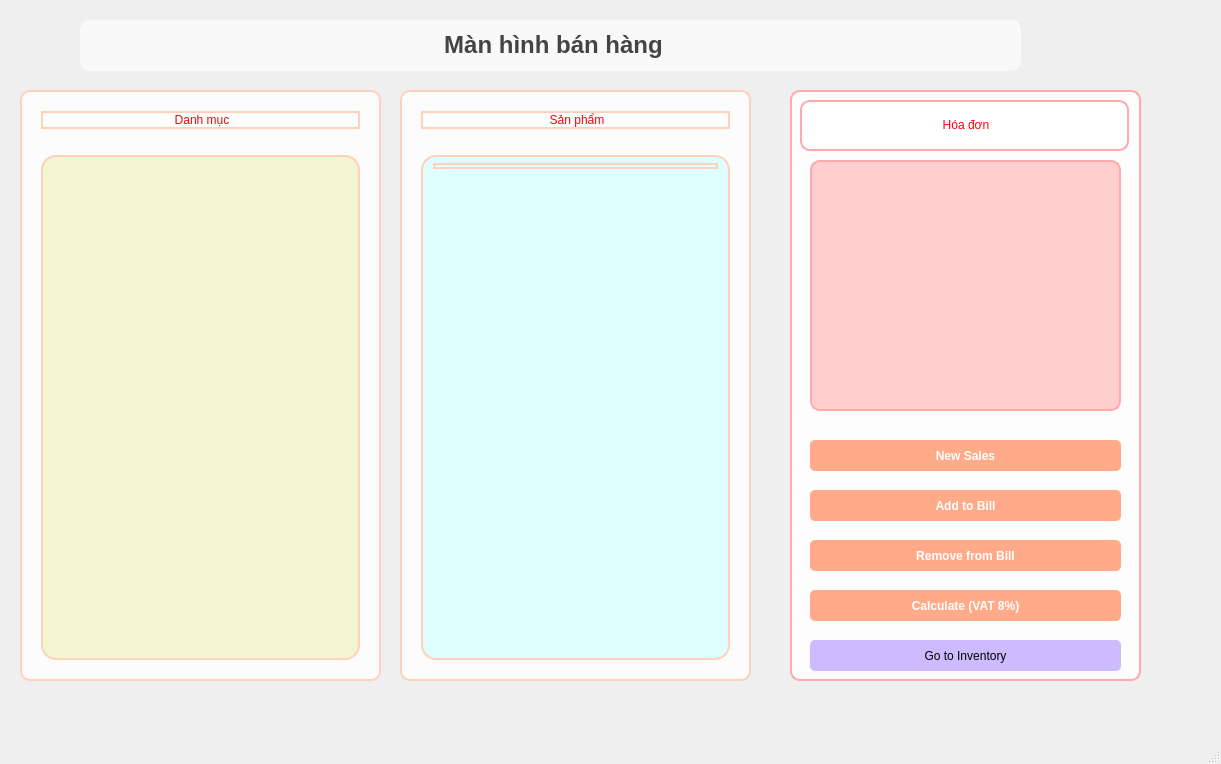
Old version of the form DoAnCuoiKy/ui/SalesMainWindow.ui in the repository Shin030206/DoAnCuoiKy.
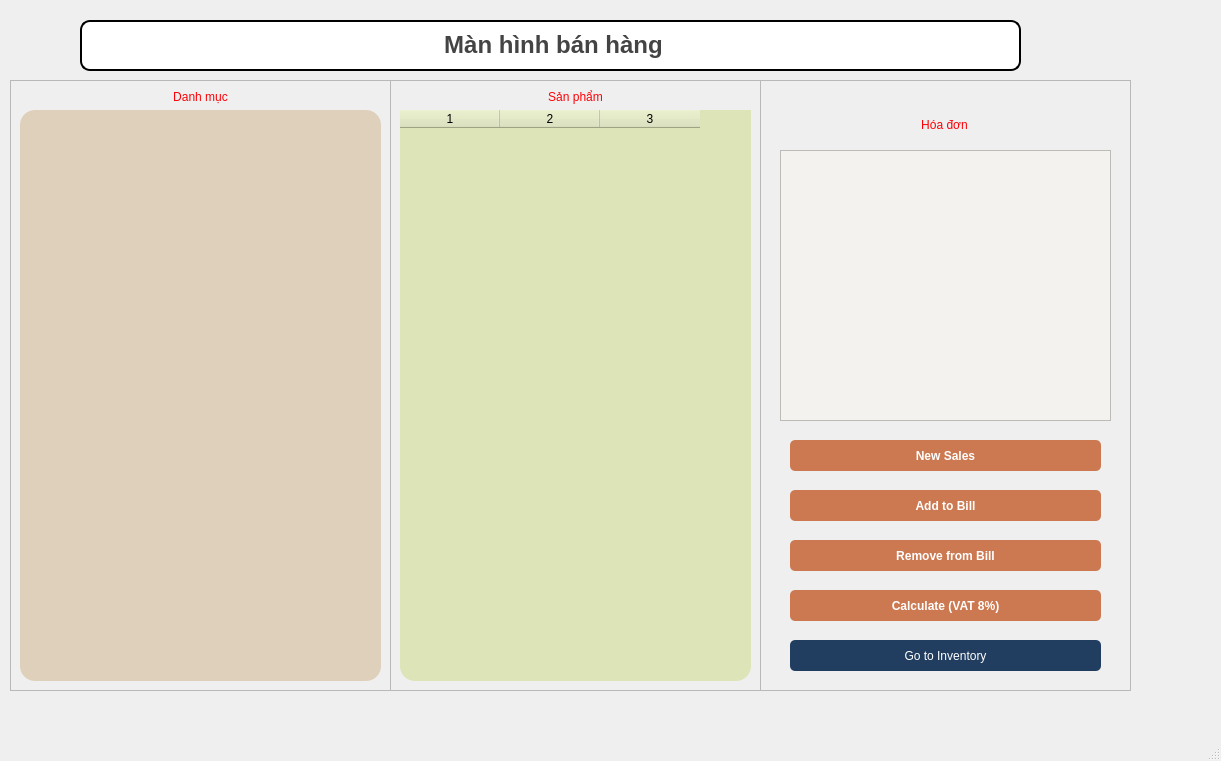
New version of the form.

What changed in the file:
```diff
--- a/DoAnCuoiKy/ui/SalesMainWindow.ui
+++ b/DoAnCuoiKy/ui/SalesMainWindow.ui
@@ -7,7 +7,7 @@
     <x>0</x>
     <y>0</y>
     <width>1221</width>
-    <height>764</height>
+    <height>761</height>
    </rect>
   </property>
   <property name="windowTitle">
@@ -29,10 +29,11 @@
     <property name="styleSheet">
      <string notr="true">  QFrame {
               background-color: rgba(255, 255, 255, 0.8);
-              border: 2px solid #FFD1BA;
+              border: 2px solid #205781;
               border-radius: 10px;
               margin: 10px;
           }
+	color: rgb(255, 255, 255);
          </string>
     </property>
     <property name="frameShape">
@@ -62,7 +63,7 @@
       <widget class="QListWidget" name="listWidgetCategory">
        <property name="styleSheet">
         <string notr="true">border-radius: 15px;
-background-color: #F2F6D0;
+background-color: #DED0BA;
 color: rgb(0, 0, 0);</string>
        </property>
       </widget>
@@ -79,17 +80,18 @@
      </rect>
     </property>
     <property name="styleSheet">
-     <string notr="true">
-        QLabel {
-            font-size: 24px;
-            font-weight: bold;
-            color: #444444;
-            margin: 10px;
-            background-color: rgba(255,255,255,0.6);
-            border-radius: 10px;
-            padding: 5px 10px;
-        }
-       </string>
+     <string notr="true">QLabel {
+    font-size: 24px;
+    font-weight: bold;
+    color: #444444;
+    margin: 10px;
+    
+	background-color: rgb(255, 255, 255);
+    border-radius: 10px;
+    padding: 5px 10px;
+    border: 2px solid black;  /* Thêm viền màu đen */
+}
+</string>
     </property>
     <property name="text">
      <string>&lt;html&gt;&lt;head/&gt;&lt;body&gt;&lt;p align=&quot;center&quot;&gt;Màn hình bán hàng&lt;/p&gt;&lt;/body&gt;&lt;/html&gt;</string>
@@ -108,11 +110,12 @@
      <string notr="true">
           QFrame {
               background-color: rgba(255, 255, 255, 0.8);
-              border: 2px solid #FFD1BA;
+              border: 2px solid #205781;
               border-radius: 10px;
               margin: 10px;
           }
-         </string>
+        
+background-color: rgb(255, 255, 255);</string>
     </property>
     <property name="frameShape">
      <enum>QFrame::StyledPanel</enum>
@@ -140,7 +143,7 @@
       <widget class="QTableWidget" name="tableWidgetProduct">
        <property name="styleSheet">
         <string notr="true">border-radius: 15px;
-background-color: rgb(222, 254, 255);
+background-color: #DCE4B8;
 color: rgb(0, 0, 0);</string>
        </property>
        <column>
@@ -165,7 +168,7 @@
    <widget class="QFrame" name="frame_3">
     <property name="geometry">
      <rect>
-      <x>780</x>
+      <x>760</x>
       <y>80</y>
       <width>371</width>
       <height>611</height>
@@ -175,11 +178,12 @@
      <string notr="true">
           QFrame {
               background-color: rgba(255, 255, 255, 0.9);
-              border: 2px solid #FFAAAA;
+              border: 2px solid #205781;
               border-radius: 10px;
               margin: 10px;
           }
-         </string>
+        
+background-color: rgb(255, 255, 255);</string>
     </property>
     <property name="frameShape">
      <enum>QFrame::StyledPanel</enum>
@@ -220,7 +224,7 @@
      </property>
      <property name="styleSheet">
       <string notr="true">color: rgb(255, 237, 255);
-background-color: #FFCFCF;</string>
+background-color: #F4F2EF;</string>
      </property>
     </widget>
     <widget class="QPushButton" name="pushButtonNewSales">
@@ -235,7 +239,7 @@
      <property name="styleSheet">
       <string notr="true">
              QPushButton {
-                 background-color: #FFAA88;
+                 background-color: #CC7952;
                  color: white;
                  border-radius: 5px;
                  padding: 8px;
@@ -265,7 +269,7 @@
      <property name="styleSheet">
       <string notr="true">
              QPushButton {
-                 background-color: #FFAA88;
+                 background-color: #CC7952;
                  color: white;
                  border-radius: 5px;
                  padding: 8px;
@@ -295,7 +299,7 @@
      <property name="styleSheet">
       <string notr="true">
              QPushButton {
-                 background-color: #FFAA88;
+                 background-color: #CC7952;
                  color: white;
                  border-radius: 5px;
                  padding: 8px;
@@ -325,7 +329,7 @@
      <property name="styleSheet">
       <string notr="true">
              QPushButton {
-                 background-color: #FFAA88;
+                 background-color: #CC7952;
                  color: white;
                  border-radius: 5px;
                  padding: 8px;
@@ -355,8 +359,8 @@
      <property name="styleSheet">
       <string notr="true">
              QPushButton {
-                 background-color: #CCBBFF;
-                 color: black;
+                 background-color: #213E60;
+                 color: white;
                  border-radius: 5px;
                  padding: 8px;
              }
```
Left out of the diff: 20 changed lines with no effect on the pictures.
